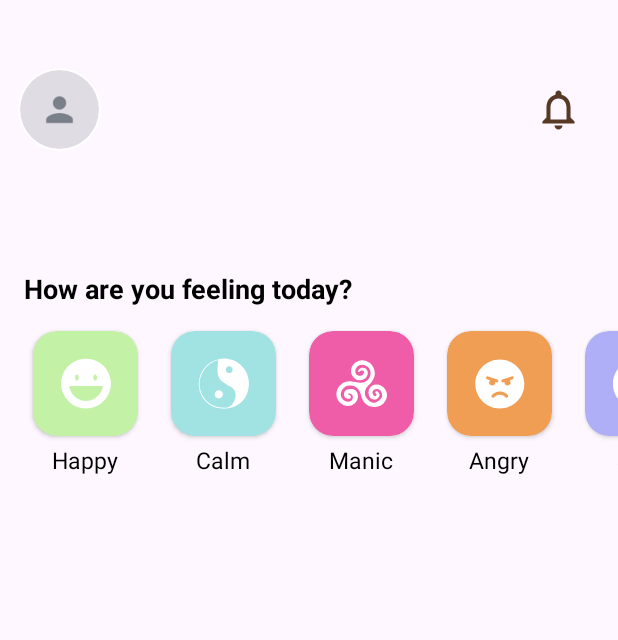
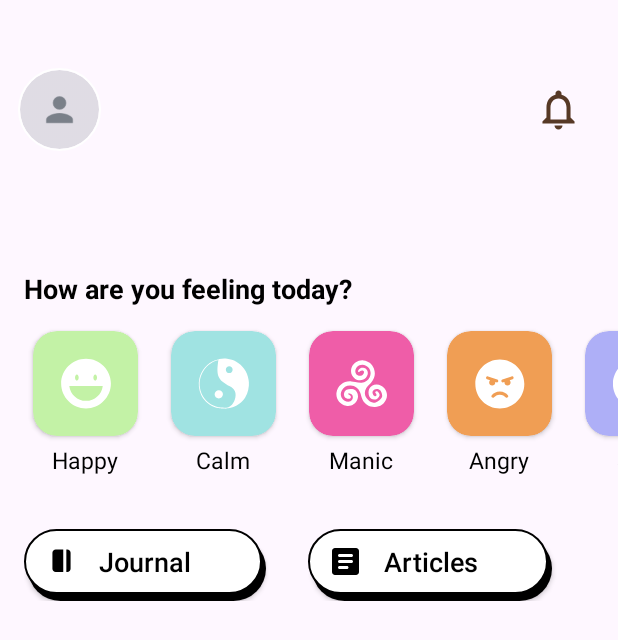
Before and after one commit to whatDeepak/Eclipsify, an Android app: the screen it shows after launch once a user with an empty profile is signed in (MainActivity), on a phone screen of 412 x 824 dp. Shown: the top 640 px of the screen. Run offline under Robolectric (Android 15) with nearby library versions, the phone set to English and light mode, and no system bars; our stand-ins replace CircleImageView, Firebase (no records; nobody signed in at launch, a user with empty details on screens opened directly); Roboto replaces fonts that are not available here.

Commit message:
@1.0.10 MainPageWIP buttons

```diff
--- /dev/null
+++ b/app/src/main/res/drawable/main_articles.xml
@@ -0,0 +1,9 @@
+<vector xmlns:android="http://schemas.android.com/apk/res/android"
+    android:width="18dp"
+    android:height="18dp"
+    android:viewportWidth="18"
+    android:viewportHeight="18">
+  <path
+      android:pathData="M16,0H2C0.9,0 0,0.9 0,2V16C0,17.1 0.9,18 2,18H16C17.1,18 18,17.1 18,16V2C18,0.9 17.1,0 16,0ZM10,14H5C4.45,14 4,13.55 4,13C4,12.45 4.45,12 5,12H10C10.55,12 11,12.45 11,13C11,13.55 10.55,14 10,14ZM13,10H5C4.45,10 4,9.55 4,9C4,8.45 4.45,8 5,8H13C13.55,8 14,8.45 14,9C14,9.55 13.55,10 13,10ZM13,6H5C4.45,6 4,5.55 4,5C4,4.45 4.45,4 5,4H13C13.55,4 14,4.45 14,5C14,5.55 13.55,6 13,6Z"
+      android:fillColor="#000000"/>
+</vector>
--- /dev/null
+++ b/app/src/main/res/drawable/main_journal.xml
@@ -0,0 +1,9 @@
+<vector xmlns:android="http://schemas.android.com/apk/res/android"
+    android:width="18dp"
+    android:height="18dp"
+    android:viewportWidth="18"
+    android:viewportHeight="18">
+  <path
+      android:pathData="M10.169,16H5.15C4.567,15.999 4.008,15.774 3.595,15.375C3.183,14.974 2.951,14.432 2.95,13.867V3.2C2.951,2.634 3.183,2.092 3.595,1.692C4.008,1.292 4.567,1.067 5.15,1.067H10.169V16ZM12.85,16H12.231V1.067H12.85C13.433,1.067 13.993,1.292 14.405,1.692C14.817,2.092 15.049,2.634 15.05,3.2V13.867C15.049,14.432 14.817,14.974 14.405,15.375C13.993,15.774 13.433,15.999 12.85,16Z"
+      android:fillColor="#000000"/>
+</vector>
--- /dev/null
+++ b/app/src/main/res/drawable/shape_button_rounded_white.xml
@@ -0,0 +1,18 @@
+<?xml version="1.0" encoding="utf-8"?>
+<layer-list xmlns:android="http://schemas.android.com/apk/res/android">
+    <!-- Gray shadow. -->
+    <item android:left="3dp" android:top="5dp">
+        <shape>
+            <solid android:color="@color/black" />
+            <corners android:radius="80px" />
+        </shape>
+    </item>
+    <!-- White foreground. -->
+    <item android:bottom="5dp" android:right="3dp">
+        <shape>
+            <stroke android:color="#000000" android:width="1dp"/>-->
+            <solid android:color="@color/white" />
+            <corners android:radius="80px" />
+        </shape>
+    </item>
+</layer-list>
--- a/app/src/main/res/layout/activity_main.xml
+++ b/app/src/main/res/layout/activity_main.xml
@@ -74,6 +74,7 @@
             app:layout_constraintTop_toBottomOf="@+id/user_div" />
 
         <LinearLayout
+            android:id="@+id/daily_checkin"
             android:layout_width="match_parent"
             android:layout_height="wrap_content"
             android:orientation="vertical"
@@ -101,5 +102,56 @@
                 android:orientation="horizontal" />
 
         </LinearLayout>
+
+        <LinearLayout
+            android:layout_width="match_parent"
+            android:layout_height="wrap_content"
+            android:orientation="horizontal"
+            app:layout_constraintTop_toBottomOf="@id/daily_checkin"
+            app:layout_constraintStart_toStartOf="parent"
+            app:layout_constraintEnd_toEndOf="parent"
+            android:layout_marginTop="30dp"
+            android:layout_marginStart="16dp">
+
+            <androidx.appcompat.widget.AppCompatButton
+                android:id="@+id/btn_journal"
+                android:layout_width="wrap_content"
+                android:layout_height="wrap_content"
+                android:layout_marginEnd="20dp"
+                android:paddingHorizontal="16dp"
+                android:paddingEnd="50dp"
+                android:drawableStart="@drawable/main_journal"
+                android:drawablePadding="16dp"
+                android:background="@drawable/shape_button_rounded_white"
+                android:foreground="?attr/selectableItemBackground"
+                android:gravity="center"
+                android:paddingTop="@dimen/btn_paddingTop"
+                android:paddingBottom="12dp"
+                android:text="Journal"
+                android:textAllCaps="false"
+                android:textColor="@android:color/black"
+                android:textSize="18sp">
+            </androidx.appcompat.widget.AppCompatButton>
+
+            <androidx.appcompat.widget.AppCompatButton
+                android:id="@+id/btn_articles"
+                android:layout_width="wrap_content"
+                android:layout_height="wrap_content"
+                android:layout_marginStart="8dp"
+                android:paddingHorizontal="16dp"
+                android:paddingEnd="50dp"
+                android:drawableStart="@drawable/main_articles"
+                android:drawablePadding="16dp"
+                android:background="@drawable/shape_button_rounded_white"
+                android:foreground="?attr/selectableItemBackground"
+                android:gravity="center"
+                android:paddingTop="@dimen/btn_paddingTop"
+                android:paddingBottom="12dp"
+                android:text="Articles"
+                android:textAllCaps="false"
+                android:textColor="@android:color/black"
+                android:textSize="18sp">
+            </androidx.appcompat.widget.AppCompatButton>
+        </LinearLayout>
     </androidx.constraintlayout.widget.ConstraintLayout>
 </androidx.constraintlayout.widget.ConstraintLayout>
```
